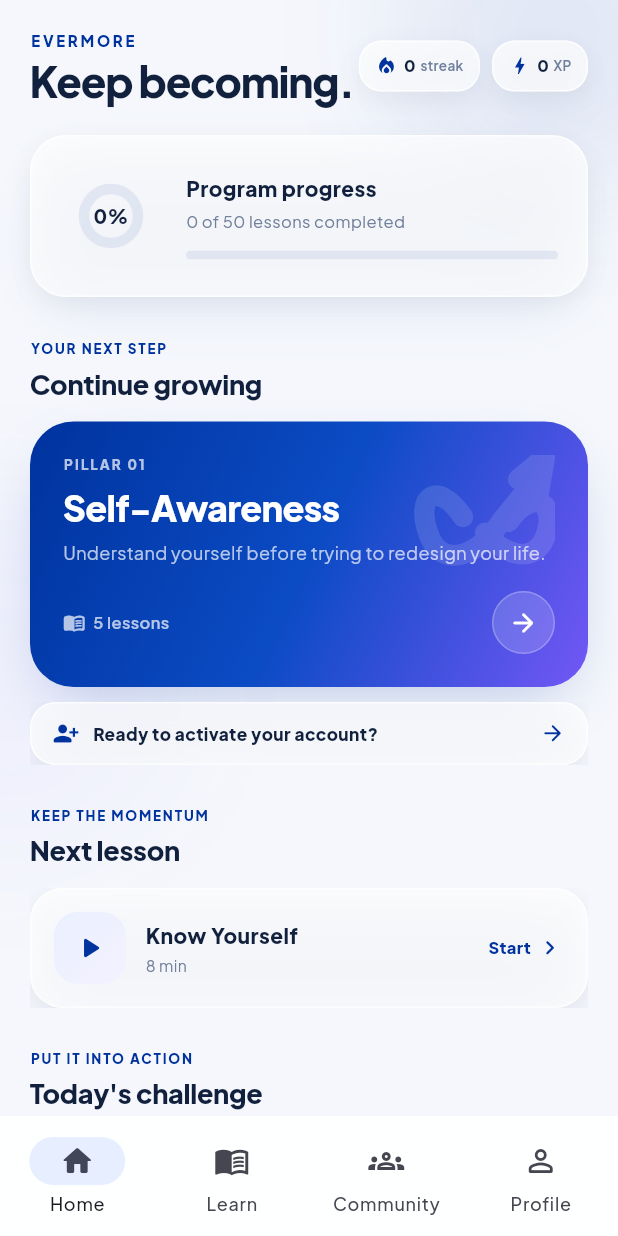
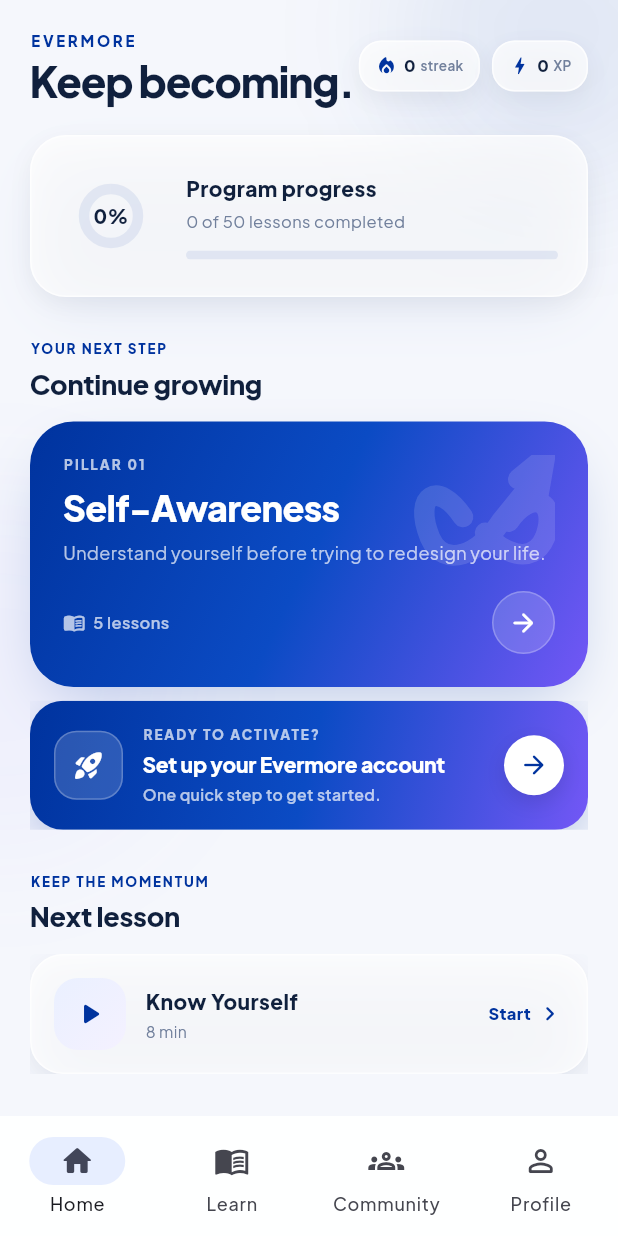
Before and after one commit to Akindiormi/evermore, a Flutter app: the screen it shows after launch, on a phone screen of 412 x 824 dp. Run offline on Flutter 3.47's test engine with Material 3 defaults, Android fonts, the phone set to English and light mode, and no system bars; our stand-ins replace google_fonts, image_picker, shared_preferences.

Commit message:
feat: make account activation CTA stand out

```diff
--- a/lib/screens/home/home_screen.dart
+++ b/lib/screens/home/home_screen.dart
@@ -112,27 +112,139 @@
   }
 }
 
-class _ActivationAction extends StatelessWidget {
+class _ActivationAction extends StatefulWidget {
   final VoidCallback onTap;
   const _ActivationAction({required this.onTap});
 
   @override
-  Widget build(BuildContext context) => Material(
-    color: Colors.transparent,
-    child: InkWell(
-      onTap: onTap,
-      borderRadius: BorderRadius.circular(17),
-      child: Ink(
-        padding: const EdgeInsets.symmetric(horizontal: 14, vertical: 11),
-        decoration: EvermoreTheme.glassCard(radius: 17, color: Colors.white.withValues(alpha: .68)),
-        child: Row(children: [
-          const Icon(Icons.person_add_alt_1_rounded, color: EvermoreTheme.primary, size: 18),
-          const SizedBox(width: 9),
-          const Expanded(child: Text('Ready to activate your account?', style: TextStyle(fontSize: 11.5, fontWeight: FontWeight.w800))),
-          const Icon(Icons.arrow_forward_rounded, color: EvermoreTheme.primary, size: 17),
-        ]),
-      ),
-    ),
+  State<_ActivationAction> createState() => _ActivationActionState();
+}
+
+class _ActivationActionState extends State<_ActivationAction>
+    with SingleTickerProviderStateMixin {
+  late final AnimationController _controller = AnimationController(
+    vsync: this,
+    duration: const Duration(milliseconds: 2200),
+  )..repeat(reverse: true);
+
+  @override
+  void dispose() {
+    _controller.dispose();
+    super.dispose();
+  }
+
+  @override
+  Widget build(BuildContext context) => AnimatedBuilder(
+    animation: _controller,
+    builder: (_, __) {
+      final lift = Curves.easeInOut.transform(_controller.value) * 2;
+      return Transform.translate(
+        offset: Offset(0, -lift),
+        child: Material(
+          color: Colors.transparent,
+          child: InkWell(
+            onTap: widget.onTap,
+            borderRadius: BorderRadius.circular(22),
+            child: Ink(
+              padding: const EdgeInsets.all(16),
+              decoration: BoxDecoration(
+                gradient: LinearGradient(
+                  begin: Alignment.topLeft,
+                  end: Alignment.bottomRight,
+                  colors: const [
+                    EvermoreTheme.primary,
+                    EvermoreTheme.primaryMid,
+                    EvermoreTheme.violet,
+                  ],
+                ),
+                borderRadius: BorderRadius.circular(22),
+                boxShadow: [
+                  BoxShadow(
+                    color: EvermoreTheme.primary.withValues(alpha: .22),
+                    blurRadius: 24,
+                    offset: const Offset(0, 10),
+                  ),
+                ],
+              ),
+              child: Row(
+                children: [
+                  Container(
+                    width: 46,
+                    height: 46,
+                    decoration: BoxDecoration(
+                      color: Colors.white.withValues(alpha: .16),
+                      borderRadius: BorderRadius.circular(15),
+                      border: Border.all(color: Colors.white24),
+                    ),
+                    child: const Icon(
+                      Icons.rocket_launch_rounded,
+                      color: Colors.white,
+                      size: 22,
+                    ),
+                  ),
+                  const SizedBox(width: 13),
+                  const Expanded(
+                    child: Column(
+                      crossAxisAlignment: CrossAxisAlignment.start,
+                      children: [
+                        Text(
+                          'READY TO ACTIVATE?',
+                          style: TextStyle(
+                            color: Colors.white70,
+                            fontSize: 9,
+                            letterSpacing: 1.3,
+                            fontWeight: FontWeight.w900,
+                          ),
+                        ),
+                        SizedBox(height: 3),
+                        Text(
+                          'Set up your Evermore account',
+                          style: TextStyle(
+                            color: Colors.white,
+                            fontSize: 14,
+                            fontWeight: FontWeight.w900,
+                            letterSpacing: -.15,
+                          ),
+                        ),
+                        SizedBox(height: 3),
+                        Text(
+                          'One quick step to get started.',
+                          style: TextStyle(
+                            color: Colors.white70,
+                            fontSize: 10.5,
+                            fontWeight: FontWeight.w600,
+                          ),
+                        ),
+                      ],
+                    ),
+                  ),
+                  Container(
+                    width: 40,
+                    height: 40,
+                    decoration: BoxDecoration(
+                      color: Colors.white,
+                      shape: BoxShape.circle,
+                      boxShadow: [
+                        BoxShadow(
+                          color: Colors.black.withValues(alpha: .12),
+                          blurRadius: 12,
+                          offset: const Offset(0, 5),
+                        ),
+                      ],
+                    ),
+                    child: const Icon(
+                      Icons.arrow_forward_rounded,
+                      color: EvermoreTheme.primary,
+                      size: 20,
+                    ),
+                  ),
+                ],
+              ),
+            ),
+          ),
+        ),
+      );
+    },
   );
 }
 
```
